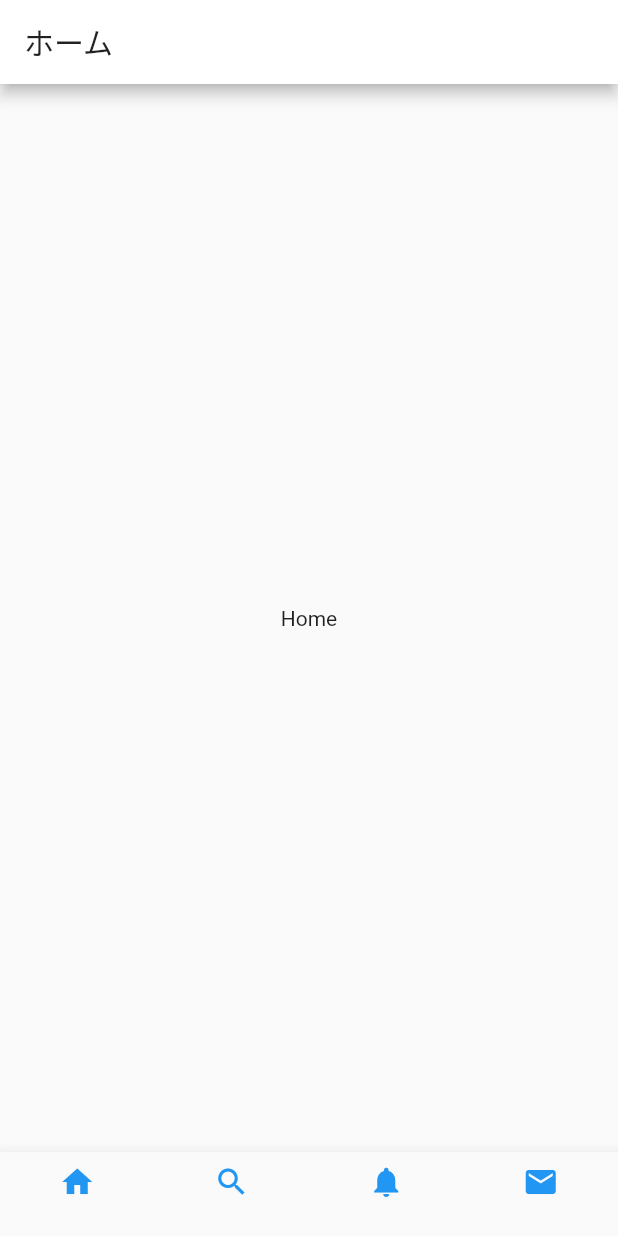
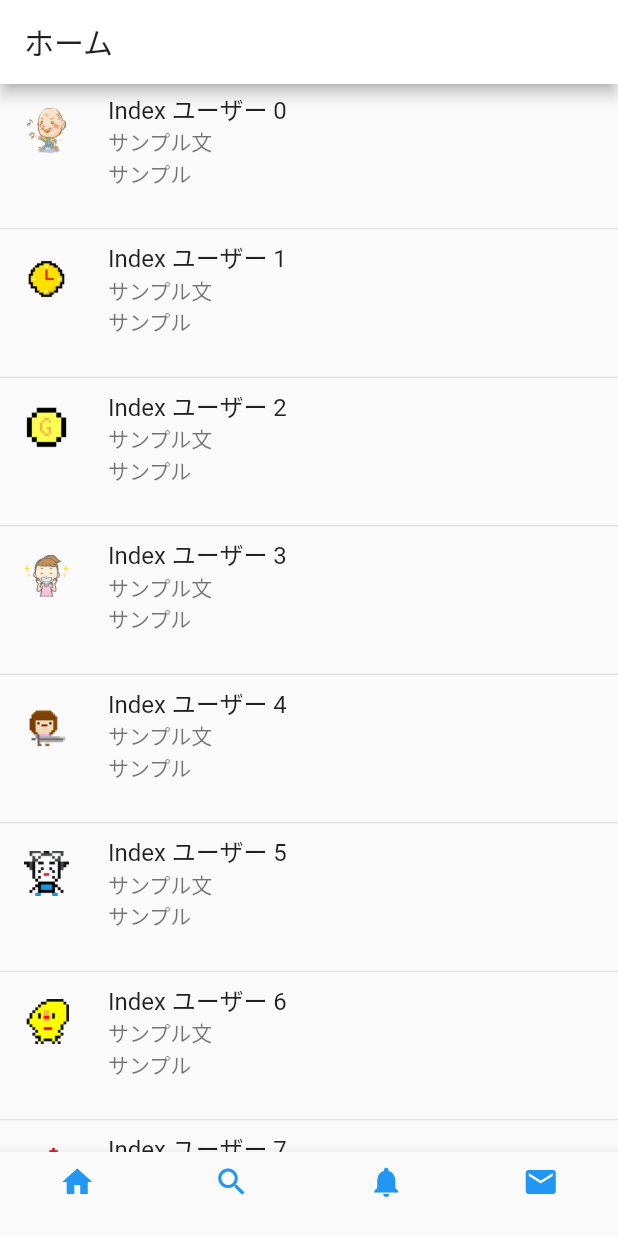
Before and after one commit to YuikoIto/twitterclone, a Flutter app: the screen it shows after launch, on a phone screen of 412 x 824 dp. Run offline on Flutter 3.47's test engine with Material 2 defaults, Android fonts, the light colour scheme and no system bars.

Commit message:
make timeline

```diff
--- a/lib/Home.dart
+++ b/lib/Home.dart
@@ -10,7 +10,27 @@ class _HomeState extends State<Home>{
   Widget build(BuildContext context){
     return Scaffold(
       body: Center(
-        child: Text("Home"),
+        child: ListView(
+          children: List.generate(8, (index) {
+        return InkWell(
+          onTap:(){},
+          child: Column(
+            children: <Widget>[
+              ListTile(
+                title: Text("Index ユーザー $index"),
+                leading: Image.asset(
+                  "assets/sample/sample$index.png",
+                  width: 30.0,
+                  height: 30.0,
+                ),
+                subtitle: Text("サンプル文\nサンプル"),
+              ),
+              SizedBox(height: 20.0,),
+              Divider(height: 5.0,),
+            ],
+          ),
+        );
+       })),
       ),
     );
   }
```
Also changed, not shown: pubspec.yaml (+1 -10 lines), assets/1302436.jpg (deleted), assets/Twitterアイコン.jpg (deleted), assets/sample/sample0.png (renamed from assets/301160.png), assets/sample/sample1.png (renamed from assets/229081.png), assets/sample/sample2.png (renamed from assets/633626.png), assets/sample/sample3.png (renamed from assets/877830.png), assets/sample/sample4.png (renamed from assets/1609553.png), assets/sample/sample5.png (renamed from assets/1950901.png), assets/sample/sample6.png (renamed from assets/1950913.png), assets/sample/sample7.png (renamed from assets/1950930.png), assets/sample/sample8.png (renamed from assets/1951038.png).
